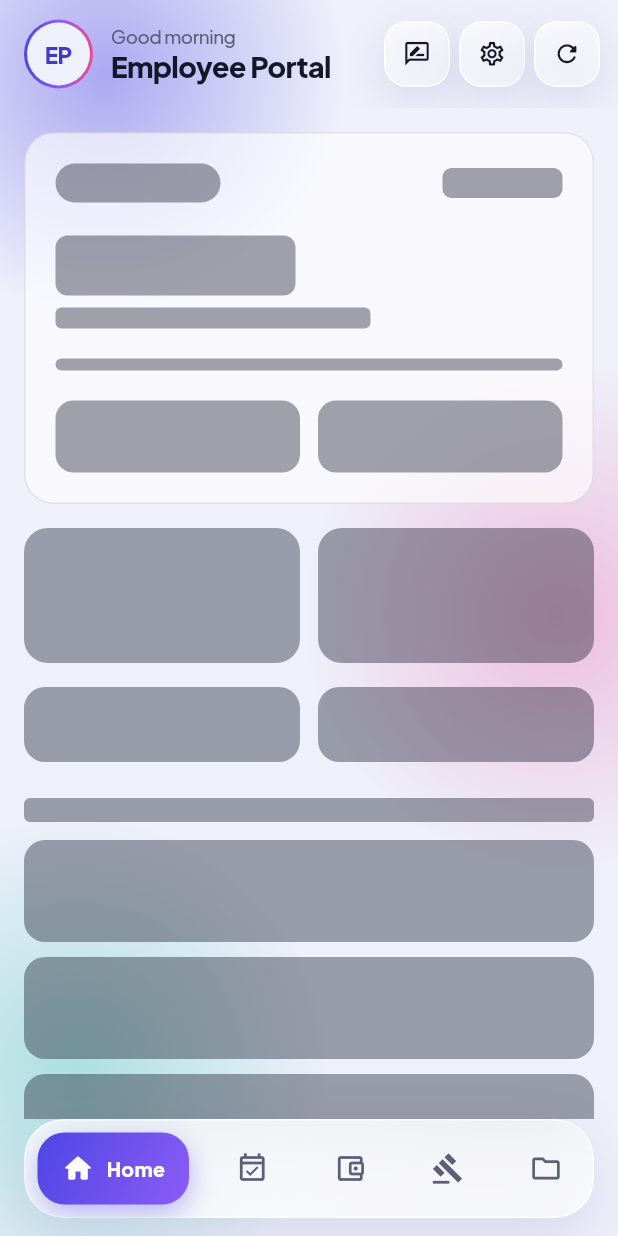
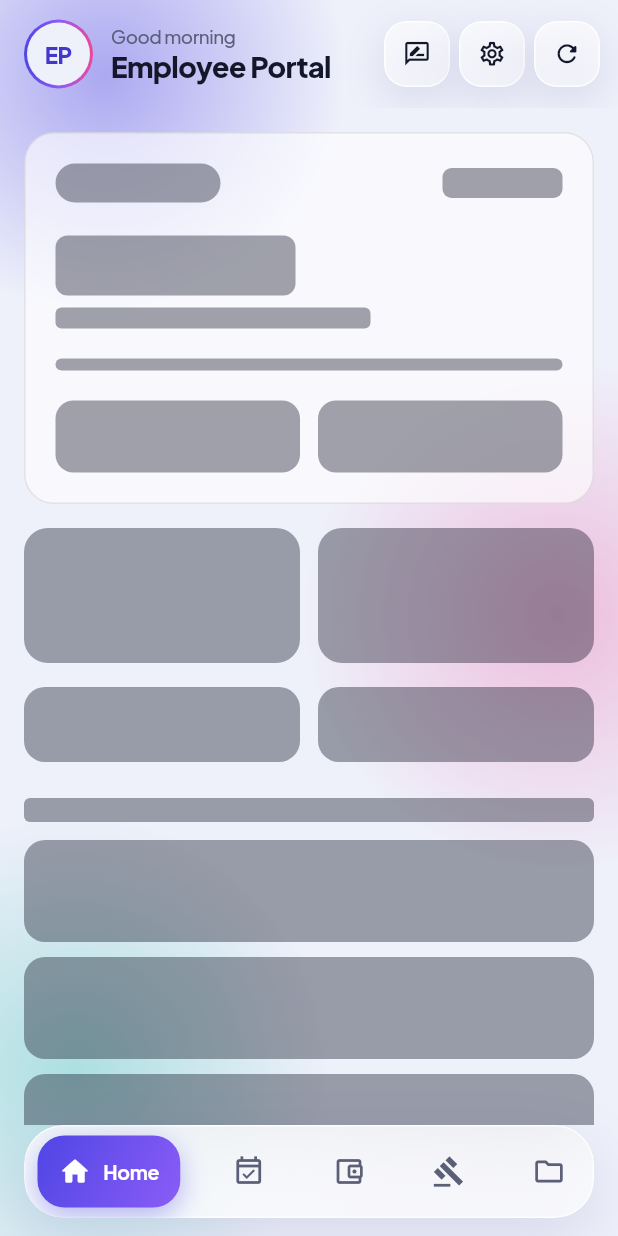
Before and after one commit to Forgotten-women/FW-tracker, a Flutter app: the MainShell screen opened directly with empty values, on a phone screen of 412 x 824 dp. Run offline on Flutter 3.47's test engine with Material 3 defaults, Android fonts, the phone set to English and light mode, and no system bars; our stand-ins replace device_info_plus, equatable, file_picker, flutter_bloc, flutter_dotenv, flutter_local_notifications and 7 more; missing offline and left inert: android_alarm_manager_plus, flutter_background_service, network_info_plus; accounts and stored records are empty; network calls fail; key blocks and very long unbroken strings in the code were emptied for the run.

Commit message:
fix(mobile): resolve RenderFlex overflow on bottom nav bar for Documents tab

```diff
--- a/forgottenwomen/lib/widgets/glass/glass.dart
+++ b/forgottenwomen/lib/widgets/glass/glass.dart
@@ -357,29 +357,36 @@ class GlassNavBar extends StatelessWidget {
 
   @override
   Widget build(BuildContext context) {
+    return LayoutBuilder(
+      builder: (context, constraints) {
+        final isCompact = constraints.maxWidth < 400;
+        final horizontalMargin = isCompact ? 12.0 : 16.0;
+
         return Padding(
-      padding: const EdgeInsets.fromLTRB(16, 0, 16, 12),
+          padding: EdgeInsets.fromLTRB(horizontalMargin, 0, horizontalMargin, 12),
           child: GlassCard(
             blur: true,
             strong: true,
             radius: 26,
-        padding: const EdgeInsets.symmetric(horizontal: 8, vertical: 8),
+            padding: EdgeInsets.symmetric(horizontal: isCompact ? 5 : 8, vertical: 6),
             child: Row(
               mainAxisAlignment: MainAxisAlignment.spaceBetween,
               children: [
-            for (var i = 0; i < items.length; i++) _buildItem(i),
+                for (var i = 0; i < items.length; i++) _buildItem(i, isCompact),
               ],
             ),
           ),
         );
+      },
+    );
   }
 
-  Widget _buildItem(int i) {
+  Widget _buildItem(int i, bool isCompact) {
     final item = items[i];
     final active = i == currentIndex;
     final iconColor = active ? AppColors.onAccent : AppColors.textSecondary;
 
-    Widget icon = Icon(active ? item.activeIcon : item.icon, size: 22, color: iconColor);
+    Widget icon = Icon(active ? item.activeIcon : item.icon, size: isCompact ? 20 : 22, color: iconColor);
     if (item.badge > 0) {
       icon = Badge(
         label: Text('${item.badge}'),
@@ -400,7 +407,9 @@ class GlassNavBar extends StatelessWidget {
           duration: const Duration(milliseconds: 220),
           curve: Curves.easeOutCubic,
           height: 48,
-          padding: EdgeInsets.symmetric(horizontal: active ? 16 : 12),
+          padding: EdgeInsets.symmetric(
+            horizontal: active ? (isCompact ? 10 : 14) : (isCompact ? 8 : 10),
+          ),
           decoration: BoxDecoration(
             borderRadius: BorderRadius.circular(18),
             gradient: active ? AppColors.accentGradient : null,
@@ -419,13 +428,22 @@ class GlassNavBar extends StatelessWidget {
             children: [
               icon,
               if (active) ...[
-                const SizedBox(width: 8),
-                Text(
+                SizedBox(width: isCompact ? 5 : 8),
+                ConstrainedBox(
+                  constraints: BoxConstraints(
+                    maxWidth: isCompact ? 85 : 110,
+                  ),
+                  child: Text(
                     item.label,
-                  style: const TextStyle(
+                    maxLines: 1,
+                    overflow: TextOverflow.ellipsis,
+                    softWrap: false,
+                    style: TextStyle(
                       color: AppColors.onAccent,
-                    fontWeight: FontWeight.w800,
-                    fontSize: 13,
+                      fontWeight: FontWeight.w700,
+                      fontSize: isCompact ? 12 : 13,
+                      letterSpacing: -0.2,
+                    ),
                   ),
                 ),
               ],
```
Lines whose indentation alone changed are shown as unchanged.
